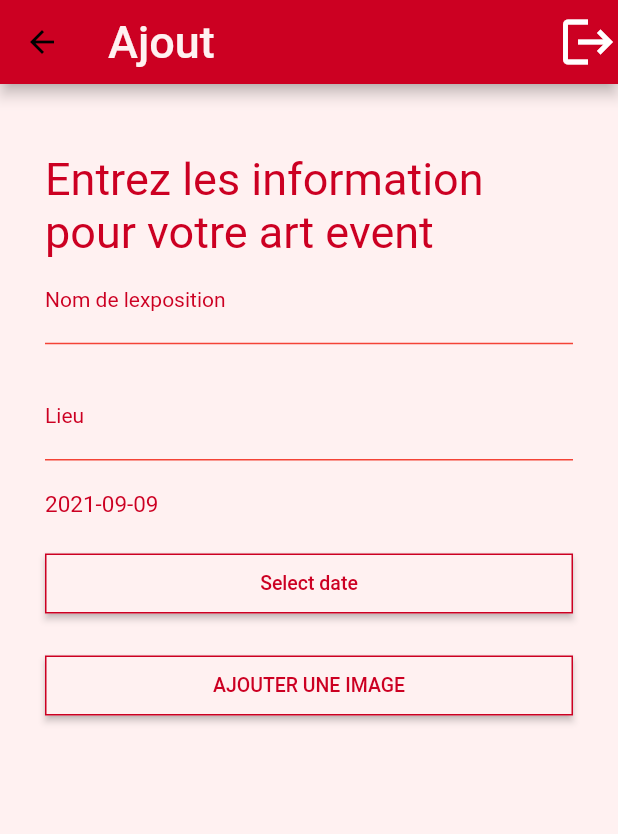
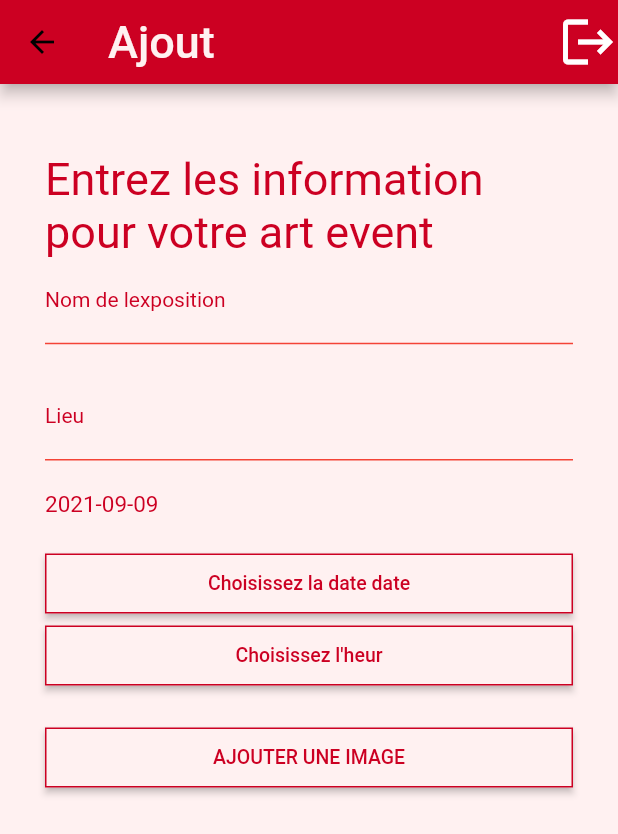
Before and after one commit to Luysky/art_events, a Flutter app: the AddEventScreen screen opened by its route, on a phone screen of 412 x 824 dp. Shown: the top 834 px of the screen. Run offline on Flutter 3.47's test engine with Material 2 defaults, Android fonts, the phone set to English and light mode, and no system bars; our stand-ins replace cached_network_image, cloud_firestore, firebase_auth, firebase_core, firebase_storage, image_picker; accounts and stored records are empty; Roboto replaces fonts that are missing (Raleway-Bold, Raleway-ExtraBold, Raleway-Regular).

Commit message:
Add Event and Event List with hour

```diff
--- a/lib/main.dart
+++ b/lib/main.dart
@@ -68,6 +68,23 @@ class _AppState extends State<App> {
 
 class MyArtEvents extends StatelessWidget {
 
+  static const MaterialColor primaryRed = MaterialColor(
+    _redPrimaryValue,
+    <int, Color>{
+      50: Color(0xFFCC0022),
+      100: Color(0xFFCC0022),
+      200: Color(0xFFCC0022),
+      300: Color(0xFFCC0022),
+      400: Color(0xFFCC0022),
+      500: Color(0xFFCC0022),
+      600: Color(0xFFCC0022),
+      700: Color(0xFFCC0022),
+      800: Color(0xFFCC0022),
+      900: Color(0xFFCC0022),
+    },
+  );
+  static const int _redPrimaryValue = 0xFFCC0022;
+
   @override
   Widget build(BuildContext context){
     return MaterialApp(
@@ -77,6 +94,10 @@ class MyArtEvents extends StatelessWidget {
         primaryColor: Color(0xffFFF1F1),
         backgroundColor: Color(0xFFCC0022),
         scaffoldBackgroundColor: Color(0xffFFF1F1),
+        primarySwatch: primaryRed,
+        timePickerTheme: TimePickerThemeData(
+          backgroundColor: Color(0xffFFF1F1),
+        )
       ),
       initialRoute: '/',
       routes: {
--- a/lib/models/event.dart
+++ b/lib/models/event.dart
@@ -15,7 +15,7 @@ import 'modelUser.dart';
 
 class Event {
   // final String id;
-  final Timestamp date;
+  final DateTime date;
   final String hour;
   final String image;
   final String name;
@@ -47,7 +47,7 @@ class Event {
 Event.fromJson(Map<String, Object?> json)
       : this(
           name: json['name']! as String,
-          date: json['date']! as Timestamp,
+          date: json['date']! as DateTime,
           hour: json['hour']! as String,
           place: json['place']! as String,
           // participants: json['participants']! as List<UserProf>,
--- a/lib/screens/add_event.dart
+++ b/lib/screens/add_event.dart
@@ -32,6 +32,7 @@ class _AddEventState extends State<AddEventScreen> {
   TextEditingController eventDateController = TextEditingController();
 
   DateTime selectedDate = DateTime.now();
+  String selectedTime = "10:00";
 
   Future<void> _selectDate(BuildContext context) async {
     final DateTime? picked = await showDatePicker(
@@ -39,9 +40,21 @@ class _AddEventState extends State<AddEventScreen> {
         initialDate: selectedDate,
         firstDate: DateTime(2015, 8),
         lastDate: DateTime(2101));
+
     if (picked != null && picked != selectedDate)
       setState(() {
         selectedDate = picked;
+      });
+  }
+
+  Future<void>_selectTime(BuildContext context) async {
+    final TimeOfDay ? time = await showTimePicker(
+      context: context,
+      initialTime: TimeOfDay.now(),
+    );
+    if(time != null && time != selectedTime)
+      setState((){
+        selectedTime = time.format(context);
       });
   }
 
@@ -71,10 +84,12 @@ class _AddEventState extends State<AddEventScreen> {
   }
 
   createPostInFirestore(
-      {required String mediaUrl, required String eventName, required String location, required DateTime dateTime}) {
+      {required String mediaUrl, required String eventName, required String location,
+  required DateTime dateTime, required String hour}) {
     eventsRef
        .add({
       "date" : dateTime,
+      "hour" : hour,
       "image" : mediaUrl,
       "name" : eventName,
       "place" : location,
@@ -98,14 +113,20 @@ class _AddEventState extends State<AddEventScreen> {
 
     await compressImage();
 
+    print(selectedTime);
+
     String mediaUrl = await uploadImage(file);
     createPostInFirestore(
       mediaUrl: mediaUrl,
       eventName: eventNameController.text,
       location: eventLocationController.text,
       dateTime: selectedDate,
+      hour: selectedTime,
     );
     eventNameController.clear();
+    eventLocationController.clear();
+    selectedDate = DateTime.now();
+    selectedTime = "10:00";
     setState(() {
       file = null;
       isUploading = false;
@@ -239,30 +260,10 @@ class _AddEventState extends State<AddEventScreen> {
             SizedBox(height: 20.0,),
             CustomButton(
                () => _selectDate(context),
-              'Select date'),
-            /*TextFormField(
-              controller: eventDateController,
-              decoration: InputDecoration(
-                labelText: 'Date',
-                labelStyle: TextStyle(
-                  fontFamily: "Raleway-Regular",
-                  fontSize: 14.0,
-                  color: Theme.of(context).backgroundColor,
-                ),
-                enabledBorder: UnderlineInputBorder(
-                  borderSide: BorderSide(
-                    color: Colors.red,
-                  ),
-                ),
-                focusedBorder: UnderlineInputBorder(
-                  borderSide: BorderSide(
-                    color: Colors.red,
-                  ),
-                ),
-              ),
-              textInputAction: TextInputAction.next,
-              cursorColor: Theme.of(context).backgroundColor,
-            ), */
+              'Choisissez la date date'),
+            CustomButton(
+                () => _selectTime(context), "Choisissez l'heur",
+            ),
             SizedBox(
               height: 20,
             ),
--- a/lib/screens/eventslist_screen.dart
+++ b/lib/screens/eventslist_screen.dart
@@ -91,7 +91,9 @@ class _EventsListState extends State<EventsListScreen> {
 
           eventsList = snapshot.data!.docs
               .map((doc) =>
-              Event(date: doc['date'], hour:"ICI sera l'HEURE",
+              Event(
+                date: DateTime.parse(doc['date'].toDate().toString())   ,
+                hour: doc['hour'].toString(),// doc['date'], hour: doc['hour'],
                     image:  doc['image'],  name: doc['name'],
                     place: doc['place'], responsable: doc['responsable'],
                     /* id: doc['Uuid']*/))
--- a/lib/widgets/event_item.dart
+++ b/lib/widgets/event_item.dart
@@ -15,7 +15,7 @@ import 'package:uuid/uuid.dart';
 
 class EventItem extends StatelessWidget{
   // final String id;
-  final Timestamp date;
+  final DateTime date;
   final String hour;
   final String image;
   final String name;
@@ -50,7 +50,7 @@ class EventItem extends StatelessWidget{
 EventItem.fromJson(Map<String, Object?> json)
       : this(
           name: json['name']! as String,
-          date: json['date']! as Timestamp,
+          date: json['date']! as DateTime,
           hour: json['hour']! as String,
           place: json['place']! as String,
           // participants: json['participants']! as List<UserProf>,
--- a/lib/widgets/header.dart
+++ b/lib/widgets/header.dart
@@ -24,10 +24,7 @@ AppBar header(context, {bool isAppTitle = true, String titleText = "text"}) {
 
     //Affichage du bouton de tri
     actions: <Widget>[
-      Icon(
-      // Navigator.of(context).pushAndRemoveUntil(newRoute, (route) => false), // TO CORRECT WITH LOGOUT FUNCTION
-          Icons.logout, color: Colors.white, size: 40.0,
-      ),
+
       //Si on est sur la page actualité
       if (titleText == 'Actualité')
         //On affiche le bouton de tri
@@ -42,9 +39,7 @@ AppBar header(context, {bool isAppTitle = true, String titleText = "text"}) {
               arguments: value,
             );
           },
-
-
-            padding: EdgeInsets.only(right:40.0),
+            padding: EdgeInsets.only(right:20.0),
           //Définit l'icon de tri
             icon: Icon(Icons.filter_list, color: Colors.white, size: 40.0,),
 
@@ -52,11 +47,12 @@ AppBar header(context, {bool isAppTitle = true, String titleText = "text"}) {
               //2 choix en appuyant sur l'icone de tri
               PopupMenuItem(child: Text('Trier par date'), value: 'date'),
               PopupMenuItem(child: Text('Trier par nom'), value: 'nameAsc'),
-
             ],
-        )
-
-
+        ),
+      Icon(
+        // Navigator.of(context).pushAndRemoveUntil(newRoute, (route) => false), // TO CORRECT WITH LOGOUT FUNCTION
+        Icons.logout, color: Colors.white, size: 40.0,
+      ),
     ],
   );
 }
```
